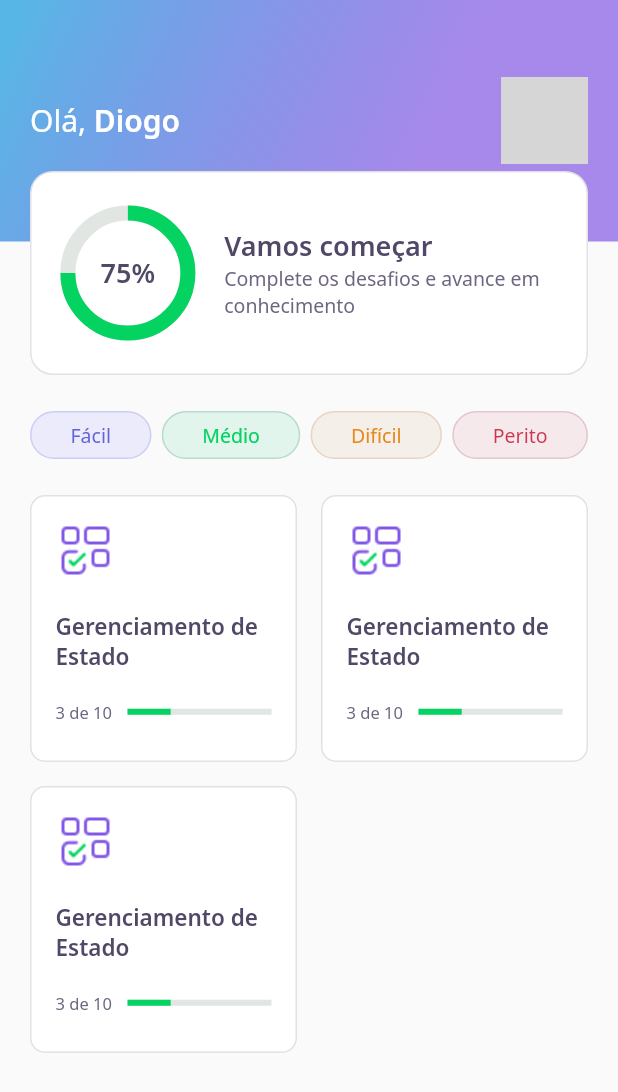
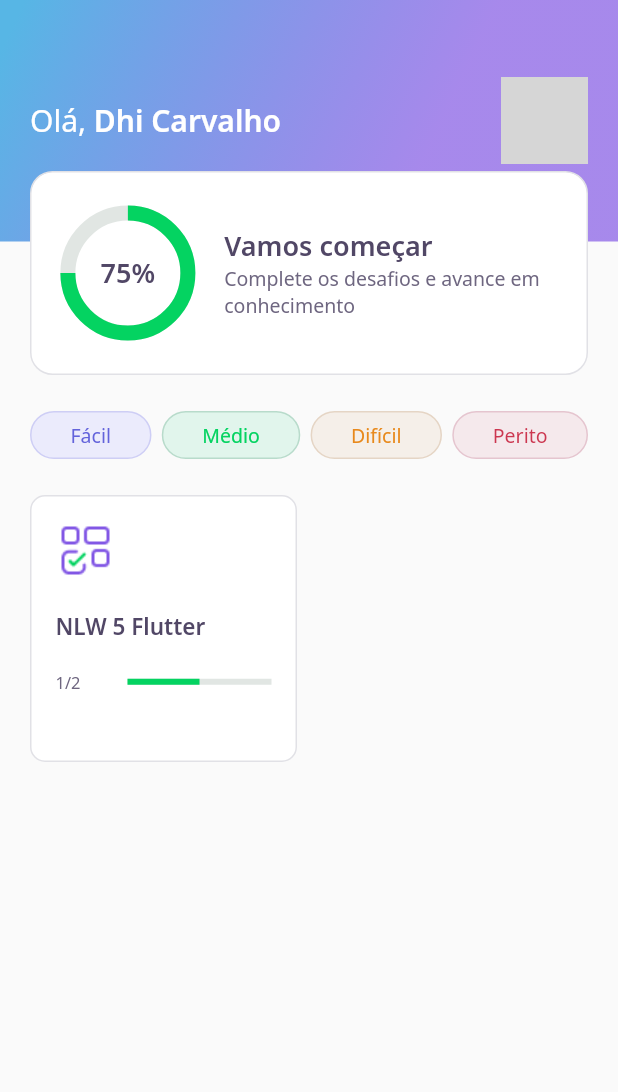
Before and after one commit to Dhi-Carvalho/NLW5-Trilha_Flutter, a Flutter app: the screen it shows after launch, on a phone screen of 412 x 824 dp. Shown: the top 1092 px of the screen. Run offline on Flutter 3.47's test engine with Material 2 defaults, Android fonts, the phone set to English and light mode, and no system bars; our stand-ins replace google_fonts; accounts and stored records are empty; network calls fail; grey boxes are pictures that could not be loaded.

Commit message:
Creating and using state controls and management

```diff
--- /dev/null
+++ b/devquiz/lib/home/home_controller.dart
@@ -0,0 +1,53 @@
+import 'package:devquiz/core/app_images.dart';
+import 'package:devquiz/home/home_state.dart';
+import 'package:devquiz/shared/models/answer_model.dart';
+import 'package:devquiz/shared/models/question_model.dart';
+import 'package:devquiz/shared/models/quiz_model.dart';
+import 'package:devquiz/shared/models/user_model.dart';
+import 'package:flutter/foundation.dart';
+
+class HomeController {
+  final stateNotifier = ValueNotifier<HomeState>(HomeState.empty);
+  set state(HomeState state) => stateNotifier.value = state;
+  HomeState get state => stateNotifier.value;
+
+  UserModel? user;
+  List<QuizModel>? quizzes;
+
+  void getUser() async {
+    state = HomeState.loading;
+    await Future.delayed(Duration(seconds: 2));
+    user = UserModel(
+      name: "Dhi Carvalho",
+      photoUrl: "https://avatars.githubusercontent.com/u/67021257?v=4",
+    );
+    state = HomeState.success;
+  }
+
+  void getQuizzes() async {
+    state = HomeState.loading;
+    await Future.delayed(Duration(seconds: 2));
+    quizzes = [
+      QuizModel(
+          title: "NLW 5 Flutter",
+          image: AppImages.blocks,
+          questionAnswered: 1,
+          level: Level.facil,
+          questions: [
+            QuestionModel(title: "Está curtindo o Flutter?", answers: [
+              AnswerModel(title: "Estou curtindo"),
+              AnswerModel(title: "Amando Flutter"),
+              AnswerModel(title: "Muito top"),
+              AnswerModel(title: "Show de bola", isRight: true)
+            ]),
+            QuestionModel(title: "Está curtindo o Flutter?", answers: [
+              AnswerModel(title: "Estou curtindo"),
+              AnswerModel(title: "Amando Flutter"),
+              AnswerModel(title: "Muito top"),
+              AnswerModel(title: "Show de bola", isRight: true)
+            ])
+          ])
+    ];
+    state = HomeState.success;
+  }
+}
--- a/devquiz/lib/home/home_page.dart
+++ b/devquiz/lib/home/home_page.dart
@@ -1,3 +1,6 @@
+import 'package:devquiz/core/app_colors.dart';
+import 'package:devquiz/home/home_controller.dart';
+import 'package:devquiz/home/home_state.dart';
 import 'package:devquiz/home/widgets/appbar/app_bar_widget.dart';
 import 'package:devquiz/home/widgets/level_button/level_button_widget.dart';
 import 'package:devquiz/home/widgets/quiz_card/quiz_card_widget.dart';
@@ -11,10 +14,27 @@ class HomePage extends StatefulWidget {
 }
 
 class _HomePageState extends State<HomePage> {
+  final controller = HomeController();
+
+  @override
+  void initState() {
+    // ignore: todo
+    // TODO: implement initState
+    super.initState();
+    controller.getUser();
+    controller.getQuizzes();
+    controller.stateNotifier.addListener(() {
+      setState(() {});
+    });
+  }
+
   @override
   Widget build(BuildContext context) {
+    if (controller.state == HomeState.success) {
       return Scaffold(
-      appBar: AppBarWidget(),
+        appBar: AppBarWidget(
+          user: controller.user!,
+        ),
         body: Padding(
           padding: const EdgeInsets.symmetric(horizontal: 20),
           child: Column(
@@ -47,16 +67,27 @@ class _HomePageState extends State<HomePage> {
                   crossAxisSpacing: 16,
                   mainAxisSpacing: 16,
                   crossAxisCount: 2,
-                children: [
-                  QuizCardWidget(),
-                  QuizCardWidget(),
-                  QuizCardWidget(),
-                ],
+                  children: controller.quizzes!
+                      .map((e) => QuizCardWidget(
+                            title: e.title,
+                            percent: e.questionAnswered / e.questions.length,
+                            completed:
+                                "${e.questionAnswered}/${e.questions.length}",
+                          ))
+                      .toList(),
                 ),
               )
             ],
           ),
         ),
       );
+    } else {
+      return Scaffold(
+        body: Center(
+            child: CircularProgressIndicator(
+          valueColor: AlwaysStoppedAnimation<Color>(AppColors.darkGreen),
+        )),
+      );
     }
   }
+}
--- /dev/null
+++ b/devquiz/lib/home/home_state.dart
@@ -0,0 +1 @@
+enum HomeState { success, loading, error, empty }
--- a/devquiz/lib/home/widgets/appbar/app_bar_widget.dart
+++ b/devquiz/lib/home/widgets/appbar/app_bar_widget.dart
@@ -1,10 +1,13 @@
 import 'package:devquiz/core/app_gradients.dart';
 import 'package:devquiz/core/app_text_styles.dart';
 import 'package:devquiz/home/widgets/score_card/score_card_widget.dart';
+import 'package:devquiz/shared/models/user_model.dart';
 import 'package:flutter/material.dart';
 
 class AppBarWidget extends PreferredSize {
-  AppBarWidget() : super(
+  final UserModel user;
+  AppBarWidget({required this.user})
+      : super(
             preferredSize: Size.fromHeight(250),
             child: Container(
               height: 250,
@@ -14,9 +17,7 @@ class AppBarWidget extends PreferredSize {
                     height: 161,
                     padding: const EdgeInsets.symmetric(horizontal: 20),
                     width: double.maxFinite,
-              decoration: BoxDecoration(
-                gradient: AppGradients.linear
-              ),
+                    decoration: BoxDecoration(gradient: AppGradients.linear),
                     child: Row(
                       mainAxisAlignment: MainAxisAlignment.spaceBetween,
                       children: [
@@ -25,7 +26,7 @@ class AppBarWidget extends PreferredSize {
                             style: AppTextStyles.title,
                             children: [
                               TextSpan(
-                        text: "Diogo",
+                                text: user.name,
                                 style: AppTextStyles.titleBold,
                               )
                             ])),
@@ -34,19 +35,17 @@ class AppBarWidget extends PreferredSize {
                           height: 58,
                           decoration: BoxDecoration(
                               borderRadius: BorderRadius.circular(10),
-                      image: DecorationImage(image: NetworkImage(
-                        "https://avatars.githubusercontent.com/u/67021257?v=4"))
+                              image: DecorationImage(
+                                  image: NetworkImage(user.photoUrl)
+                              )
                           ),
                         ),
                       ],
                     ),
                   ),
                   Align(
-              alignment: Alignment(0.0, 1.0),
-              child: ScoreCardWidget())
+                      alignment: Alignment(0.0, 1.0), child: ScoreCardWidget())
                 ],
               ),
-    )
-  );
-
+            ));
 }
--- a/devquiz/lib/home/widgets/quiz_card/quiz_card_widget.dart
+++ b/devquiz/lib/home/widgets/quiz_card/quiz_card_widget.dart
@@ -5,19 +5,24 @@ import 'package:devquiz/shared/widgets/progress_indicator/progress_indicator_wid
 import 'package:flutter/material.dart';
 
 class QuizCardWidget extends StatelessWidget {
-  const QuizCardWidget({Key? key}) : super(key: key);
+  final String title;
+  final String completed;
+  final double percent;
+  const QuizCardWidget({
+    Key? key,
+    required this.title,
+    required this.completed,
+    required this.percent,
+  }) : super(key: key);
 
   @override
   Widget build(BuildContext context) {
     return Container(
       padding: EdgeInsets.only(top: 16, bottom: 22, left: 16, right: 16),
       decoration: BoxDecoration(
-        border: Border.fromBorderSide(
-          BorderSide(color: AppColors.border)
-        ),
-        color: AppColors.white,
-        borderRadius: BorderRadius.circular(10)
-      ),
+          border: Border.fromBorderSide(BorderSide(color: AppColors.border)),
+          color: AppColors.white,
+          borderRadius: BorderRadius.circular(10)),
       child: Column(
         crossAxisAlignment: CrossAxisAlignment.start,
         children: [
@@ -29,8 +34,9 @@ class QuizCardWidget extends StatelessWidget {
           SizedBox(
             height: 20,
           ),
-          Text("Gerenciamento de Estado",
-          style: AppTextStyles.heading15,
+          Text(
+            title,
+            style: AppTextStyles.heading15,
           ),
           SizedBox(
             height: 20,
@@ -39,16 +45,11 @@ class QuizCardWidget extends StatelessWidget {
             children: [
               Expanded(
                 flex: 1,
-                child: Text(
-                  "3 de 10",
-                  style: AppTextStyles.body11
-                ),
+                child: Text(completed, style: AppTextStyles.body11),
               ),
-              Expanded(
-                flex: 2,
-                child: ProgressIndicatorWidget(value: 0.3)
-            )
-          ],)
+              Expanded(flex: 2, child: ProgressIndicatorWidget(value: percent))
+            ],
+          )
         ],
       ),
     );
--- a/devquiz/lib/shared/models/user_model.dart
+++ b/devquiz/lib/shared/models/user_model.dart
@@ -6,6 +6,6 @@ class UserModel {
   UserModel({
     required this.name,
     required this.photoUrl,
-    required this.score,
+    this.score = 0,
   });
 }
```
Lines whose indentation alone changed are shown as unchanged.
